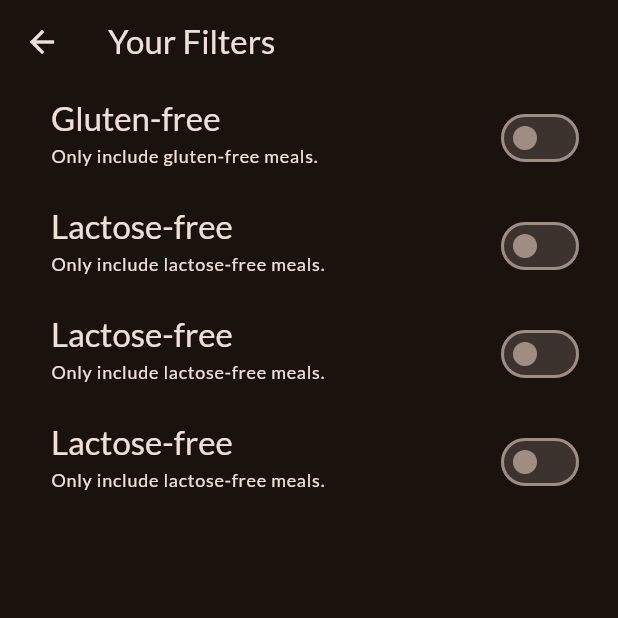
After one commit to Mariovc/meals, a Flutter app: the FiltersScreen screen opened directly, on a phone screen of 412 x 824 dp, the top half of it. The commit adds this screen. Run offline on Flutter 3.47's test engine with Material 2 defaults, Android fonts, the phone set to English and light mode, and no system bars; our stand-ins replace google_fonts, transparent_image.

Commit message:
Adding filters screen

```diff
--- /dev/null
+++ b/lib/screens/filters.dart
@@ -0,0 +1,130 @@
+import 'package:flutter/material.dart';
+// import 'package:meals/screens/tabs.dart';
+// import 'package:meals/widgets/main_drawer.dart';
+
+class FiltersScreen extends StatefulWidget {
+  const FiltersScreen({super.key});
+
+  @override
+  State<FiltersScreen> createState() => _FiltersScreenState();
+}
+
+class _FiltersScreenState extends State<FiltersScreen> {
+  var _glutenFreeFilterSet = false;
+  var _lactoseFreeFilterSet = false;
+  var _vegetarianFreeFilterSet = false;
+  var _veganFreeFilterSet = false;
+
+  @override
+  Widget build(BuildContext context) {
+    return Scaffold(
+      appBar: AppBar(
+        title: const Text('Your Filters'),
+      ),
+      // drawer: MainDrawer(
+      //   onSelectScreen: (identifier) {
+      //     Navigator.of(context).pop();
+      //     if (identifier == 'meals') {
+      //       Navigator.of(context).pushReplacement(
+      //         MaterialPageRoute(
+      //           builder: (context) => const TabsScreen(),
+      //         ),
+      //       );
+      //     }
+      //   },
+      // ),
+      body: Column(
+        children: [
+          SwitchListTile(
+            value: _glutenFreeFilterSet,
+            onChanged: (isChecked) {
+              setState(() {
+                _glutenFreeFilterSet = isChecked;
+              });
+            },
+            title: Text(
+              'Gluten-free',
+              style: Theme.of(context).textTheme.titleLarge!.copyWith(
+                    color: Theme.of(context).colorScheme.onBackground,
+                  ),
+            ),
+            subtitle: Text(
+              'Only include gluten-free meals.',
+              style: Theme.of(context).textTheme.labelMedium!.copyWith(
+                    color: Theme.of(context).colorScheme.onBackground,
+                  ),
+            ),
+            activeColor: Theme.of(context).colorScheme.tertiary,
+            contentPadding: const EdgeInsets.only(left: 34, right: 22),
+          ),
+          SwitchListTile(
+            value: _lactoseFreeFilterSet,
+            onChanged: (isChecked) {
+              setState(() {
+                _lactoseFreeFilterSet = isChecked;
+              });
+            },
+            title: Text(
+              'Lactose-free',
+              style: Theme.of(context).textTheme.titleLarge!.copyWith(
+                    color: Theme.of(context).colorScheme.onBackground,
+                  ),
+            ),
+            subtitle: Text(
+              'Only include lactose-free meals.',
+              style: Theme.of(context).textTheme.labelMedium!.copyWith(
+                    color: Theme.of(context).colorScheme.onBackground,
+                  ),
+            ),
+            activeColor: Theme.of(context).colorScheme.tertiary,
+            contentPadding: const EdgeInsets.only(left: 34, right: 22),
+          ),
+          SwitchListTile(
+            value: _vegetarianFreeFilterSet,
+            onChanged: (isChecked) {
+              setState(() {
+                _vegetarianFreeFilterSet = isChecked;
+              });
+            },
+            title: Text(
+              'Lactose-free',
+              style: Theme.of(context).textTheme.titleLarge!.copyWith(
+                    color: Theme.of(context).colorScheme.onBackground,
+                  ),
+            ),
+            subtitle: Text(
+              'Only include lactose-free meals.',
+              style: Theme.of(context).textTheme.labelMedium!.copyWith(
+                    color: Theme.of(context).colorScheme.onBackground,
+                  ),
+            ),
+            activeColor: Theme.of(context).colorScheme.tertiary,
+            contentPadding: const EdgeInsets.only(left: 34, right: 22),
+          ),
+          SwitchListTile(
+            value: _veganFreeFilterSet,
+            onChanged: (isChecked) {
+              setState(() {
+                _veganFreeFilterSet = isChecked;
+              });
+            },
+            title: Text(
+              'Lactose-free',
+              style: Theme.of(context).textTheme.titleLarge!.copyWith(
+                    color: Theme.of(context).colorScheme.onBackground,
+                  ),
+            ),
+            subtitle: Text(
+              'Only include lactose-free meals.',
+              style: Theme.of(context).textTheme.labelMedium!.copyWith(
+                    color: Theme.of(context).colorScheme.onBackground,
+                  ),
+            ),
+            activeColor: Theme.of(context).colorScheme.tertiary,
+            contentPadding: const EdgeInsets.only(left: 34, right: 22),
+          ),
+        ],
+      ),
+    );
+  }
+}
--- a/lib/screens/tabs.dart
+++ b/lib/screens/tabs.dart
@@ -1,6 +1,7 @@
 import 'package:flutter/material.dart';
 import 'package:meals/models/meal.dart';
 import 'package:meals/screens/categories.dart';
+import 'package:meals/screens/filters.dart';
 import 'package:meals/screens/meals.dart';
 import 'package:meals/widgets/main_drawer.dart';
 
@@ -46,6 +47,12 @@ class _TabsScreenState extends State<TabsScreen> {
 
   void _setScreen(String identifier) {
     if (identifier == 'filters') {
+      Navigator.of(context).pop();
+      Navigator.of(context).push(
+        MaterialPageRoute(
+          builder: (context) => const FiltersScreen(),
+        ),
+      );
     } else {
       Navigator.of(context).pop();
     }
```
